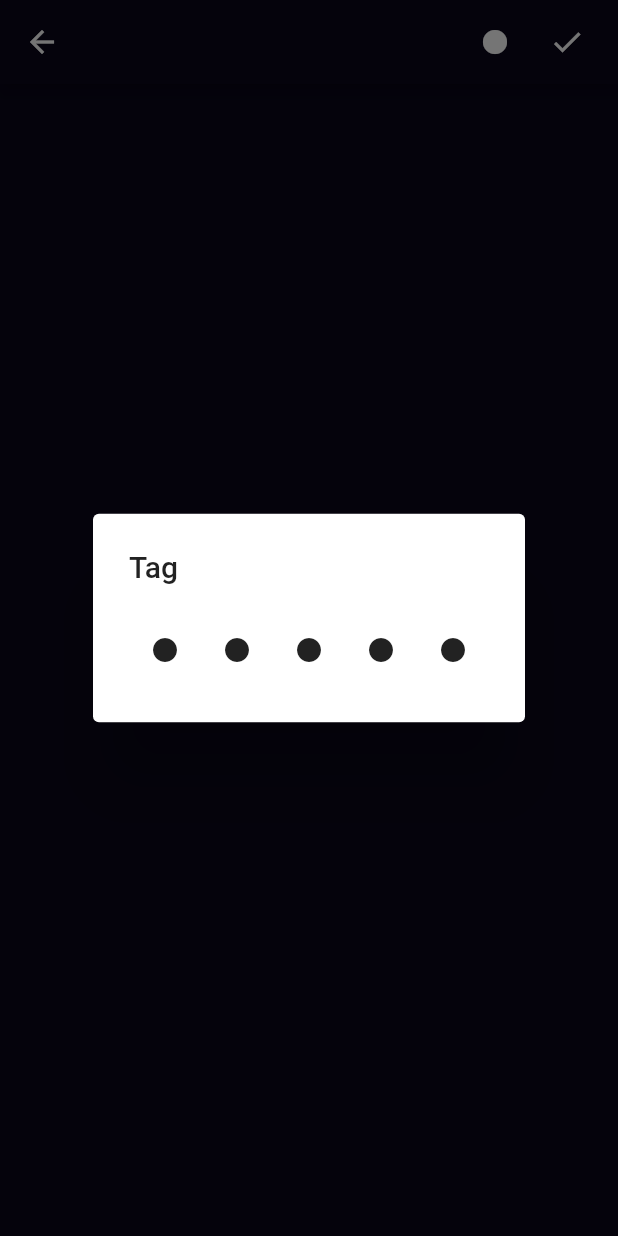
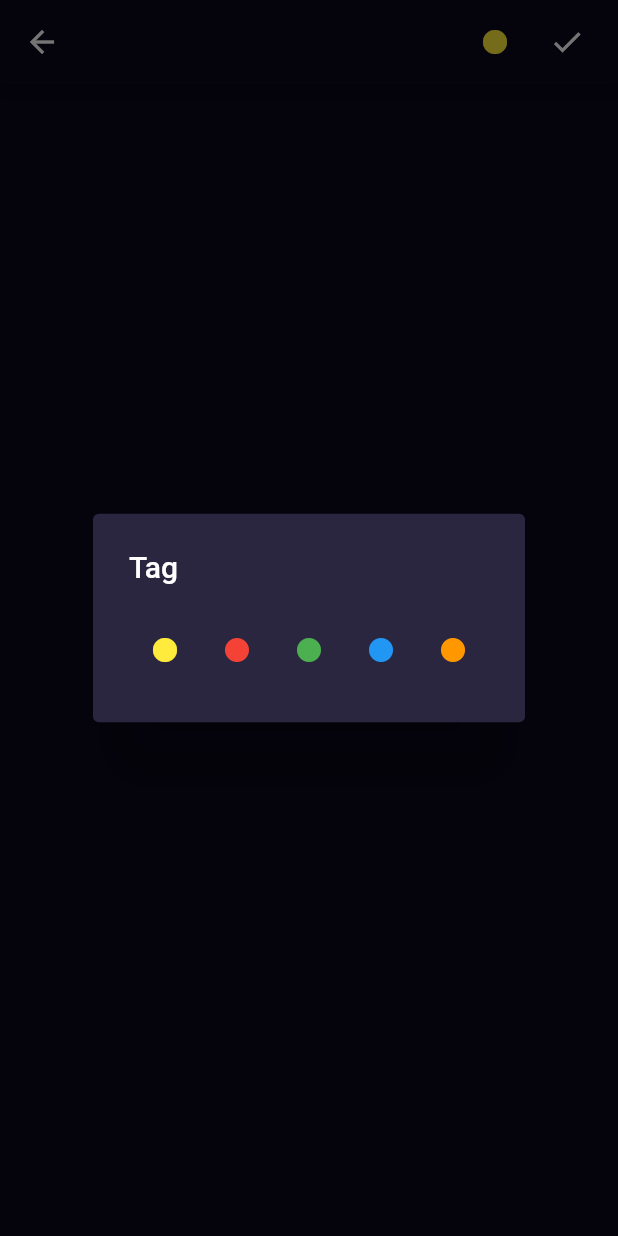
Before and after one commit to vel-jack/fnotes, a Flutter app: the DetailedNote screen opened directly, after a tap on the "fiber manual record" icon, on a phone screen of 412 x 824 dp. Run offline on Flutter 3.47's test engine with Material 2 defaults, Android fonts, the light colour scheme and no system bars; our stand-ins replace cloud_firestore, firebase_auth, firebase_core, google_sign_in; accounts and stored records are empty; network calls fail.

Commit message:
detailed note

```diff
--- a/lib/pages/detailed_note.dart
+++ b/lib/pages/detailed_note.dart
@@ -1,6 +1,7 @@
 import 'package:cloud_firestore/cloud_firestore.dart';
 import 'package:flutter/material.dart';
 import 'package:fnotes/utils/auth_service.dart';
+import 'package:fnotes/utils/constants.dart';
 import 'package:provider/provider.dart';
 
 class DetailedNote extends StatefulWidget {
@@ -13,7 +14,7 @@ class DetailedNote extends StatefulWidget {
 class _DetailedNoteState extends State<DetailedNote> {
   final TextEditingController _textEditingController = TextEditingController();
   final FirebaseFirestore _firestore = FirebaseFirestore.instance;
-
+  int currentTag = 0;
   @override
   void dispose() {
     _textEditingController.dispose();
@@ -23,7 +24,8 @@ class _DetailedNoteState extends State<DetailedNote> {
   @override
   void initState() {
     if (widget.note != null) {
-      _textEditingController.text = widget.note!['hi'];
+      _textEditingController.text = widget.note!['note'];
+      currentTag = widget.note!['tag'];
     }
 
     super.initState();
@@ -34,44 +36,69 @@ class _DetailedNoteState extends State<DetailedNote> {
     return Scaffold(
       appBar: AppBar(
         actions: [
+          if (widget.note != null)
+            IconButton(
+              onPressed: () {
+                getNotePath()
+                    .doc(widget.note!.id)
+                    .delete()
+                    .then((value) => Navigator.pop(context));
+              },
+              icon: const Icon(Icons.delete),
+              tooltip: 'Delete Note',
+            ),
           IconButton(
               onPressed: () {
                 showDialog(
                     context: (context),
                     builder: (builder) {
                       return AlertDialog(
-                        title: const Text('Tag'),
+                        backgroundColor: tileColor,
+                        title: const Text(
+                          'Tag',
+                          style: TextStyle(color: Colors.white),
+                        ),
                         content: Row(
-                          mainAxisSize: MainAxisSize.min,
-                          children: [1, 2, 3, 4, 5]
-                              .map((e) => IconButton(
+                            mainAxisSize: MainAxisSize.min,
+                            children: List.generate(tagColors.length, (index) {
+                              return IconButton(
                                   onPressed: () {
+                                    setState(() => currentTag = index);
                                     Navigator.pop(context);
                                   },
-                                  icon: const Icon(Icons.fiber_manual_record)))
-                              .toList(),
-                        ),
+                                  icon: Icon(
+                                    Icons.fiber_manual_record,
+                                    color: tagColors[index],
+                                  ));
+                            })),
                       );
                     });
               },
-              icon: const Icon(Icons.fiber_manual_record)),
+              tooltip: 'Change TAG',
+              icon: Icon(Icons.fiber_manual_record,
+                  color: tagColors[currentTag])),
           IconButton(
               onPressed: () async {
                 if (_textEditingController.text.isEmpty) return;
                 if (widget.note == null) {
                   final ref = getNotePath().doc();
                   ref.set({
-                    'hi': _textEditingController.text,
+                    'note': _textEditingController.text,
                     'id': ref.id,
+                    'tag': currentTag,
+                    'time': DateTime.now().millisecondsSinceEpoch
                   });
                 } else {
                   getNotePath().doc(widget.note!.id).update({
-                    'hi': _textEditingController.text,
-                    'id': widget.note!.id
+                    'note': _textEditingController.text,
+                    'id': widget.note!.id,
+                    'tag': currentTag,
+                    'time': DateTime.now().millisecondsSinceEpoch
                   });
                 }
                 Navigator.pop(context);
               },
+              tooltip: 'Save',
               icon: const Icon(Icons.done)),
           const SizedBox(
             width: 10,
@@ -83,7 +110,8 @@ class _DetailedNoteState extends State<DetailedNote> {
         child: TextField(
           maxLines: 50,
           style: const TextStyle(color: Colors.white),
-          decoration: const InputDecoration(border: InputBorder.none),
+          decoration:
+              const InputDecoration(border: InputBorder.none, filled: true),
           controller: _textEditingController,
         ),
       ),
--- a/lib/pages/login.dart
+++ b/lib/pages/login.dart
@@ -33,7 +33,9 @@ class _LoginState extends State<Login> {
                     onPressed: () async {
                       setState(() => isLoading = true);
                       await context.read<AuthService>().signInWithGoogle();
-                      setState(() => isLoading = false);
+                      if (mounted) {
+                        setState(() => isLoading = false);
+                      }
                     },
                     child: Container(
                       height: 45,
--- a/lib/utils/auth_service.dart
+++ b/lib/utils/auth_service.dart
@@ -14,7 +14,9 @@ class AuthService {
   Future<String> signInWithGoogle() async {
     try {
       final googleUser = await GoogleSignIn().signIn();
+
       final googleAuth = await googleUser!.authentication;
+
       final credential = GoogleAuthProvider.credential(
           accessToken: googleAuth.accessToken, idToken: googleAuth.idToken);
       await _firebaseAuth.signInWithCredential(credential);
@@ -27,7 +29,8 @@ class AuthService {
 
   Future<String> signOut() async {
     try {
-      _firebaseAuth.signOut();
+      await _firebaseAuth.signOut();
+      await GoogleSignIn().signOut();
       return 'Signed out';
     } catch (e) {
       return 'Something went wrong';
--- a/lib/utils/constants.dart
+++ b/lib/utils/constants.dart
@@ -3,3 +3,10 @@ import 'package:flutter/material.dart';
 const Color primary = Color(0xFF0a061b);
 const Color secondary = Color(0xFF4d32ef);
 const Color tileColor = Color(0xFF2a263f);
+const List<Color> tagColors = [
+  Colors.yellow,
+  Colors.red,
+  Colors.green,
+  Colors.blue,
+  Colors.orange
+];
```
Also changed, not shown: lib/pages/home.dart (+34 -24 lines).
